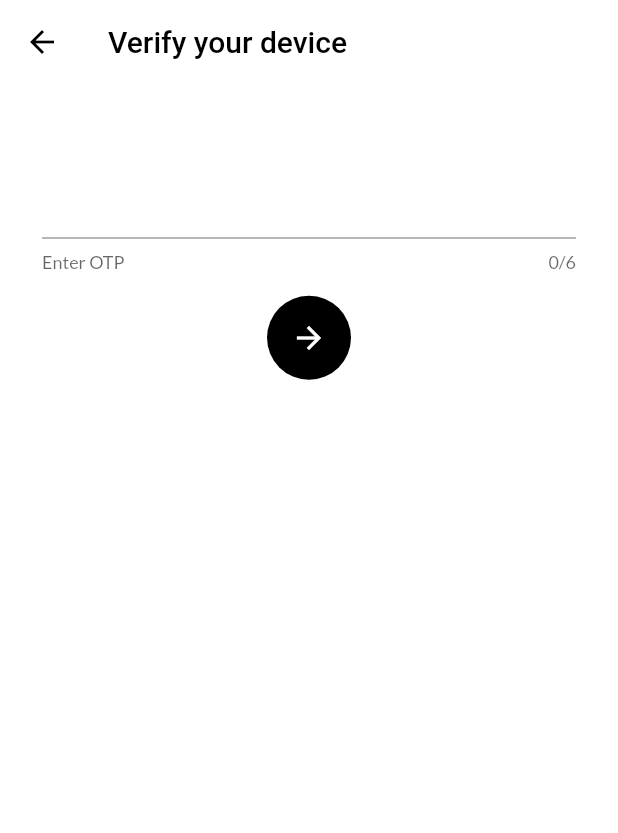
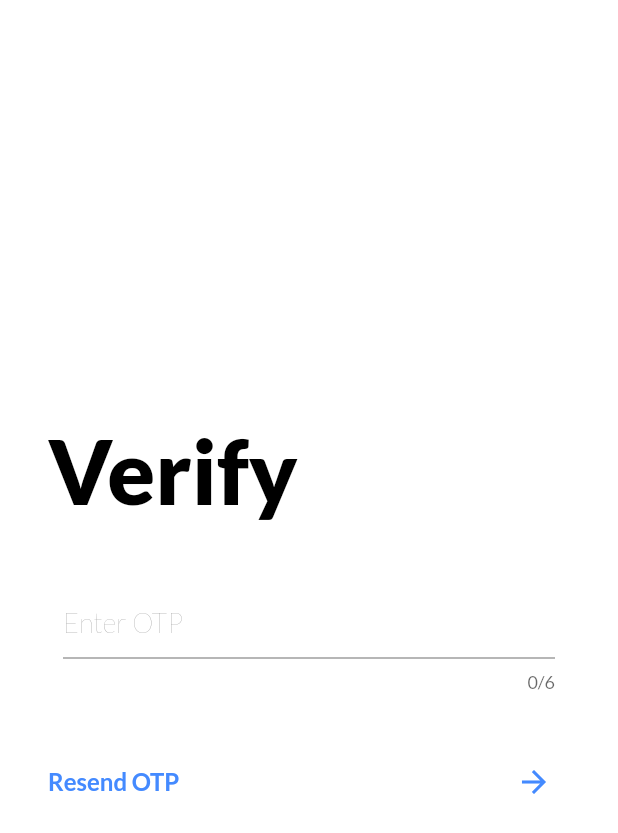
Before and after one commit to iamabhishek229313/finshare, a Flutter app: the OTP screen opened directly with empty values, on a phone screen of 412 x 824 dp. Shown: the top 833 px of the screen. Run offline on Flutter 3.47's test engine with Material 2 defaults, Android fonts, the light colour scheme and no system bars; our stand-ins replace firebase_auth, firebase_core, flutter_bloc, flutter_phoenix, google_fonts; missing offline and left inert: chart_components; accounts and stored records are empty; network calls fail.

Commit message:
OTP Verification done with resend feature working

```diff
--- a/lib/screens/auth/login_screen.dart
+++ b/lib/screens/auth/login_screen.dart
@@ -30,6 +30,7 @@ class Login extends StatelessWidget {
               context,
               MaterialPageRoute(
                   builder: (_) => OTP(
+                        phoneNumber: _phoneController.text,
                         auth: _auth,
                         verificationId: verificationId,
                       )));
--- a/lib/screens/auth/otp_screen.dart
+++ b/lib/screens/auth/otp_screen.dart
@@ -7,7 +7,13 @@ import 'package:flutter/material.dart';
 class OTP extends StatefulWidget {
   final String verificationId;
   final FirebaseAuth auth;
-  OTP({Key? key, required this.verificationId, required this.auth}) : super(key: key);
+  final String phoneNumber;
+  OTP(
+      {required this.phoneNumber,
+      Key? key,
+      required this.verificationId,
+      required this.auth})
+      : super(key: key);
 
   @override
   _OTPState createState() => _OTPState();
@@ -15,48 +21,119 @@ class OTP extends StatefulWidget {
 
 class _OTPState extends State<OTP> {
   TextEditingController _codeController = new TextEditingController();
+
+  Future<FirebaseAuth> loginUser(String phone, BuildContext context) async {
+    FirebaseAuth _auth = FirebaseAuth.instance;
+    log("phone is : " + phone);
+    _auth.verifyPhoneNumber(
+        phoneNumber: "+91" + phone,
+        timeout: Duration(seconds: 60),
+        verificationCompleted: (AuthCredential credential) async {
+          UserCredential _userCredential =
+              await _auth.signInWithCredential(credential);
+          User? _user = _userCredential.user;
+          if (_user != null) {}
+        },
+        verificationFailed: (FirebaseAuthException exception) {
+          log(exception.toString());
+        },
+        codeSent: (String verificationId, int? forceResendingToken) async {
+          // final value = await Navigator.push(
+          //     context,
+          //     MaterialPageRoute(
+          //         builder: (_) => OTP(
+          //               phoneNumber: widget.phoneNumber,
+          //               auth: _auth,
+          //               verificationId: verificationId,
+          //             )));
+        },
+        codeAutoRetrievalTimeout: (String re) {
+          log("Time out !!!! code happend");
+        });
+    // _myProgress.hide();
+    return _auth;
+  }
+
   @override
   Widget build(BuildContext context) {
+    final double screenHeight = MediaQuery.of(context).size.height;
+    final double screenWidth = MediaQuery.of(context).size.width;
     return Scaffold(
         backgroundColor: Colors.white,
-      appBar: AppBar(
-        iconTheme: IconThemeData(color: Colors.black),
-        elevation: 0.0,
-        backgroundColor: Colors.white,
-        title: Text(
-          "Verify your device",
-          style: TextStyle(color: Colors.black),
-        ),
-      ),
         body: SingleChildScrollView(
           child: Container(
-          padding: const EdgeInsets.symmetric(horizontal: 28),
-          height: MediaQuery.of(context).size.height,
+            width: screenWidth,
+            height: screenHeight,
+            padding: EdgeInsets.symmetric(horizontal: 32),
             child: Column(
-            children: [
+              crossAxisAlignment: CrossAxisAlignment.start,
+              mainAxisAlignment: MainAxisAlignment.center,
+              children: <Widget>[
+                Text(
+                  "Verify",
+                  style: TextStyle(
+                      fontSize: screenWidth / 7,
+                      fontWeight: FontWeight.w900,
+                      color: Colors.black),
+                ),
                 SizedBox(
-                height: MediaQuery.of(context).size.height * 0.05,
+                  height: screenHeight / 20,
                 ),
-              TextField(
+                Container(
+                  padding: EdgeInsets.symmetric(horizontal: 10),
+                  width: screenWidth,
+                  child: TextField(
+                    maxLength: 6,
                     controller: _codeController,
                     keyboardType: TextInputType.number,
-                maxLength: 6,
-                style: TextStyle(fontWeight: FontWeight.bold, fontSize: 32.0),
-                decoration: InputDecoration(helperText: "Enter OTP"),
+                    cursorColor: Colors.black,
+                    scrollPadding: EdgeInsets.zero,
+                    style:
+                        TextStyle(fontSize: 18.0, fontWeight: FontWeight.w100),
+                    decoration:
+                        InputDecoration(hintText: 'Enter OTP', prefixText: ""),
+                  ),
                 ),
                 SizedBox(
                   height: 16,
                 ),
-              FloatingActionButton(
-                elevation: 0.0,
+                SizedBox(height: 20.0),
+                Row(
+                  mainAxisAlignment: MainAxisAlignment.spaceBetween,
+                  children: [
+                    Container(
+                      child: GestureDetector(
+                          onTap: () {
+                            final phone = widget.phoneNumber.trim();
+                            loginUser(phone, context);
+                          },
+                          child: Text(
+                            "Resend OTP",
+                            style: TextStyle(
+                                fontWeight: FontWeight.bold,
+                                fontSize: 16.0,
+                                color: Colors.blueAccent),
+                          )),
+                    ),
+                    IconButton(
+                      splashColor: Colors.white10,
+                      focusColor: Colors.white10,
+                      highlightColor: Colors.white10,
+                      icon: Icon(
+                        Icons.arrow_forward,
+                        color: Colors.blueAccent,
+                      ),
                       onPressed: () async {
                         // MyProgress _myProgress = MyProgress(context);
                         // _myProgress.show();
                         final code = _codeController.text.trim();
                         AuthCredential credential =
-                      PhoneAuthProvider.credential(verificationId: widget.verificationId, smsCode: code);
+                            PhoneAuthProvider.credential(
+                                verificationId: widget.verificationId,
+                                smsCode: code);
 
-                  UserCredential result = await widget.auth.signInWithCredential(credential);
+                        UserCredential result =
+                            await widget.auth.signInWithCredential(credential);
 
                         User? user = result.user;
 
@@ -69,12 +146,12 @@ class _OTPState extends State<OTP> {
                         }
                         // _myProgress.hide();
                       },
-                child: Icon(Icons.arrow_forward),
+                    )
+                  ],
                 ),
               ],
             ),
           ),
-      ),
-    );
+        ));
   }
 }
--- a/lib/screens/auth/register_screen.dart
+++ b/lib/screens/auth/register_screen.dart
@@ -32,6 +32,7 @@ class Register extends StatelessWidget {
               context,
               MaterialPageRoute(
                   builder: (_) => OTP(
+                        phoneNumber: _phoneController.text,
                         auth: _auth,
                         verificationId: verificationId,
                       )));
```
Lines whose indentation alone changed are shown as unchanged.
